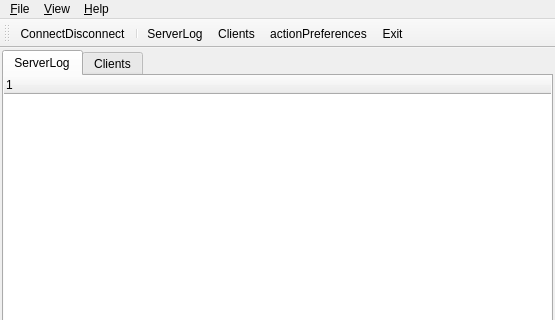
geogeo28/mycrawler-alpha, file src/MyCrawler/MyCrawlerServer/ServerMainWindow.ui: the form before one commit; both pictures show x 0 to 555 and y 0 to 320 of the 555 by 511 pixel window.
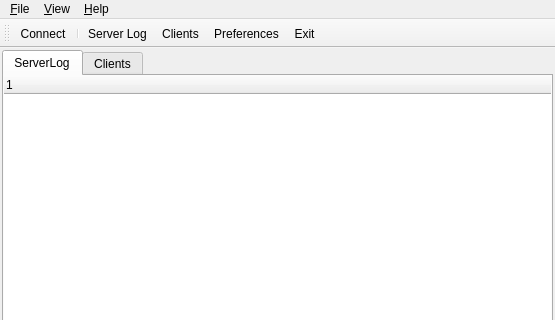
The form after the commit. Icons and pictures are not drawn. Custom widgets are drawn as their Qt base class.

What changed in the file:
```diff
--- a/src/MyCrawler/MyCrawlerServer/ServerMainWindow.ui
+++ b/src/MyCrawler/MyCrawlerServer/ServerMainWindow.ui
@@ -211,7 +211,7 @@
   </widget>
   <widget class="QToolBar" name="mainToolBar">
    <property name="sizePolicy">
-    <sizepolicy hsizetype="Expanding" vsizetype="Fixed">
+    <sizepolicy hsizetype="Expanding" vsizetype="Preferred">
      <horstretch>0</horstretch>
      <verstretch>0</verstretch>
     </sizepolicy>
@@ -225,6 +225,9 @@
      <height>64</height>
     </size>
    </property>
+   <property name="toolButtonStyle">
+    <enum>Qt::ToolButtonTextUnderIcon</enum>
+   </property>
    <property name="floatable">
     <bool>false</bool>
    </property>
@@ -250,7 +253,10 @@
     </iconset>
    </property>
    <property name="text">
-    <string>ConnectDisconnect</string>
+    <string>Connect</string>
+   </property>
+   <property name="iconText">
+    <string>Connect</string>
    </property>
    <property name="toolTip">
     <string>Connect / Disconnect</string>
@@ -265,7 +271,10 @@
      <normaloff>:/MainToolBar/ServerLogIcon</normaloff>:/MainToolBar/ServerLogIcon</iconset>
    </property>
    <property name="text">
-    <string>ServerLog</string>
+    <string>Server Log</string>
+   </property>
+   <property name="iconText">
+    <string>Server Log</string>
    </property>
    <property name="toolTip">
     <string>Show server log</string>
@@ -310,7 +319,10 @@
      <normaloff>:/MainToolBar/PreferencesIcon</normaloff>:/MainToolBar/PreferencesIcon</iconset>
    </property>
    <property name="text">
-    <string>actionPreferences</string>
+    <string>Preferences</string>
+   </property>
+   <property name="iconText">
+    <string>Preferences</string>
    </property>
    <property name="toolTip">
     <string>Preferences dialog</string>
```
Left out of the diff: 14 changed lines with no effect on the pictures.
